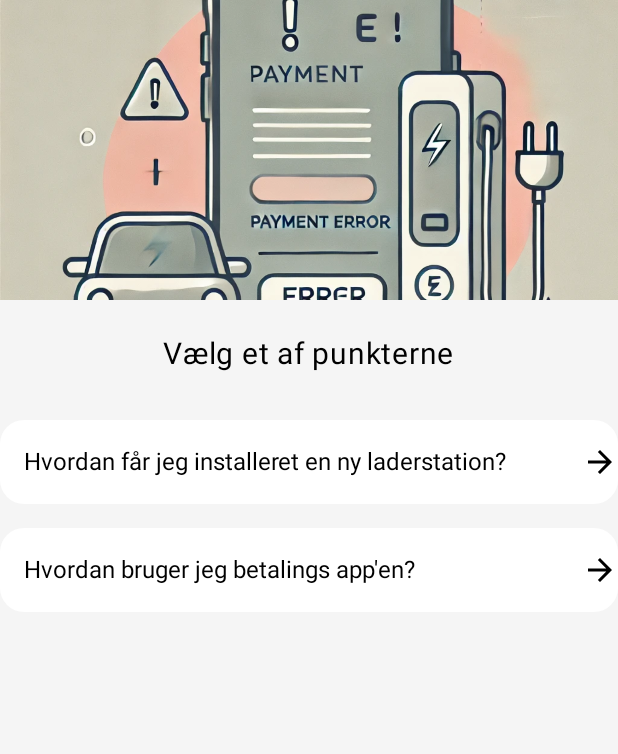
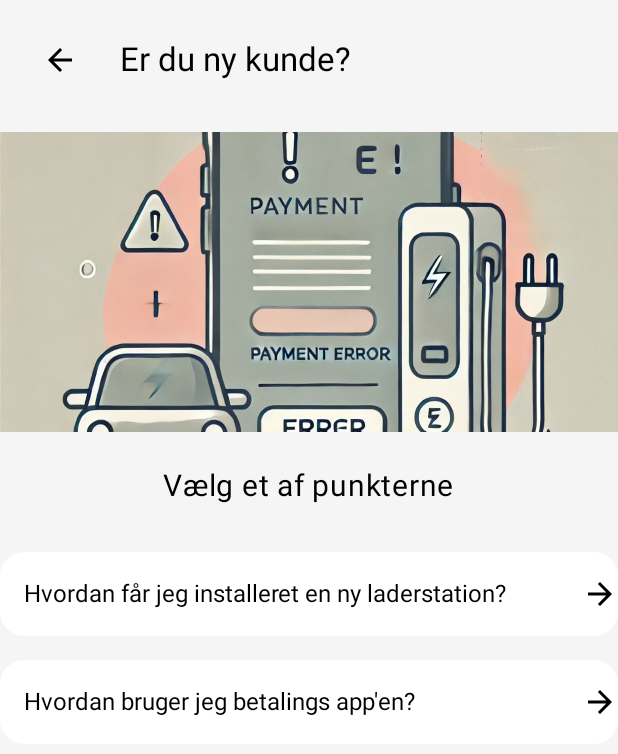
Before and after one commit to PhilipAmtrup/FLEXCHARGE-app, an Android app built with Jetpack Compose: the screen it shows after launch (MainActivity), after a tap on "Er du ny kunde?", on a phone screen of 412 x 824 dp. Shown: the top 754 px of the screen. Run offline under Robolectric (Android 15) with nearby library versions, the phone set to English and light mode, and no system bars.

Commit message:
Tilføjet en tilbage knap

```diff
--- a/app/src/main/java/com/example/flexcharge_app/models/Dilemma.kt
+++ /dev/null
@@ -1,6 +0,0 @@
-package com.example.flexcharge_app.models
-
-data class Dilemma (
-    val problemCode : Int,
-    val problem : String
-)
--- a/app/src/main/java/com/example/flexcharge_app/ui/Navigation/NavigationComponent.kt
+++ b/app/src/main/java/com/example/flexcharge_app/ui/Navigation/NavigationComponent.kt
@@ -1,15 +1,21 @@
 package com.example.flexcharge_app.Navigation
 
+import androidx.compose.foundation.layout.Column
 import androidx.compose.runtime.Composable
+import androidx.compose.ui.Modifier
+import androidx.lifecycle.viewmodel.compose.viewModel
+import androidx.navigation.NavController
 import androidx.navigation.NavHostController
 import androidx.navigation.compose.NavHost
 import androidx.navigation.compose.composable
+import androidx.navigation.compose.currentBackStackEntryAsState
+import com.example.flexcharge_app.ui.components.SimpleHeader
 import com.example.flexcharge_app.ui.problem.ProblemScreen
 import com.example.flexcharge_app.viewModel.DilemmasViewModel
 
 @Composable
 fun NavigationComponent(navController: NavHostController, viewModel: DilemmasViewModel) {
-    val startRoute = "Problem_0"
+    val startRoute = "Problem_0" // Set the route name of your starting screen
 
     NavHost(
         navController = navController,
@@ -17,6 +23,7 @@ fun NavigationComponent(navController: NavHostController, viewModel: DilemmasVie
     ) {
         viewModel.dilemmas.forEach { dilemma ->
             composable(dilemma.problemCode) {
+                // Remove SimpleHeader here, as ReusableDilemmaPage already includes it.
                 val screen = ProblemScreen(viewModel, dilemma.problemCode)
                 screen.Content(navController)
             }
--- a/app/src/main/java/com/example/flexcharge_app/ui/components/ReusableDilemmasPage.kt
+++ b/app/src/main/java/com/example/flexcharge_app/ui/components/ReusableDilemmasPage.kt
@@ -23,18 +23,30 @@ import androidx.compose.ui.unit.sp
 import androidx.navigation.NavController
 import com.example.flexcharge_app.R
 
+
 @Composable
 fun ReusableDilemmaPage(
-    title: String,
+    headerTitle: String,       // Title for the header
+    contentTitle: String,      // Title for the content within the page
     questions: List<String>,
     imageRes: Int,
-    onClicks: List<() -> Unit>
+    onClicks: List<() -> Unit>,
+    navController: NavController,
+    startRoute: String
 ) {
     Column(
         modifier = Modifier
             .fillMaxSize()
             .background(Color(0xFFF5F5F5))
     ) {
+        SimpleHeader(
+            title = headerTitle,
+            navController = navController,
+            startRoute = startRoute
+        )
+
+        Spacer(modifier = Modifier.height(16.dp))
+
         Image(
             painter = painterResource(id = imageRes),
             contentDescription = "Dilemma Image",
@@ -48,7 +60,7 @@ fun ReusableDilemmaPage(
         Spacer(modifier = Modifier.height(16.dp))
 
         Text(
-            text = title,
+            text = contentTitle,
             style = MaterialTheme.typography.bodyLarge.copy(fontSize = 20.sp),
             color = Color.Black,
             modifier = Modifier
--- /dev/null
+++ b/app/src/main/java/com/example/flexcharge_app/ui/components/SimpleHeader.kt
@@ -0,0 +1,62 @@
+package com.example.flexcharge_app.ui.components
+
+import androidx.compose.foundation.layout.Row
+import androidx.compose.foundation.layout.Spacer
+import androidx.compose.foundation.layout.fillMaxWidth
+import androidx.compose.foundation.layout.padding
+import androidx.compose.foundation.layout.width
+import androidx.compose.material.icons.Icons
+import androidx.compose.material.icons.automirrored.filled.ArrowBack
+import androidx.compose.material.icons.filled.ArrowBack
+import androidx.compose.material3.Icon
+import androidx.compose.material3.IconButton
+import androidx.compose.material3.MaterialTheme
+import androidx.compose.material3.Text
+import androidx.compose.runtime.Composable
+import androidx.compose.ui.Alignment
+import androidx.compose.ui.Modifier
+import androidx.compose.ui.graphics.Color
+import androidx.compose.ui.res.painterResource
+import androidx.compose.ui.unit.dp
+import androidx.compose.ui.unit.sp
+import androidx.navigation.NavController
+import androidx.navigation.compose.currentBackStackEntryAsState
+import com.example.flexcharge_app.R
+
+@Composable
+fun SimpleHeader(
+    title: String,
+    navController: NavController,
+    startRoute: String
+) {
+    val currentBackStackEntry = navController.currentBackStackEntryAsState()
+    val showBackButton = currentBackStackEntry.value?.destination?.route != startRoute
+
+    Row(
+        modifier = Modifier
+            .fillMaxWidth()
+            .padding(start = 16.dp, end = 16.dp, top = 16.dp, bottom = 8.dp), // Consistent padding on all sides
+        verticalAlignment = Alignment.CenterVertically // Align items vertically in the center
+    ) {
+        if (showBackButton) {
+            IconButton(onClick = { navController.popBackStack() }) {
+                Icon(
+                    imageVector = Icons.AutoMirrored.Filled.ArrowBack,
+                    contentDescription = "Back",
+                    tint = Color.Black
+                )
+            }
+        }
+
+        Spacer(modifier = Modifier.width(8.dp)) // Space between the back button and the title
+
+        Text(
+            text = title,
+            color = Color.Black,
+            style = MaterialTheme.typography.titleLarge, // Ensuring it uses consistent typography
+            modifier = Modifier
+                .weight(1f) // Take the remaining space to ensure proper alignment
+                .padding(start = if (showBackButton) 8.dp else 0.dp)
+        )
+    }
+}
--- a/app/src/main/java/com/example/flexcharge_app/ui/problem/ProblemScreen.kt
+++ b/app/src/main/java/com/example/flexcharge_app/ui/problem/ProblemScreen.kt
@@ -15,7 +15,8 @@ class ProblemScreen(private val viewModel: DilemmasViewModel, private val proble
         val dilemma = viewModel.getDilemmaByCode(problemCode)
 
         ReusableDilemmaPage(
-            title = dilemma.title,
+            headerTitle = dilemma.title,
+            contentTitle = "Vælg et af punkterne",
             questions = dilemma.questions.map { it.text },
             imageRes = dilemma.imageRes,
             onClicks = dilemma.questions.map { question ->
@@ -24,7 +25,9 @@ class ProblemScreen(private val viewModel: DilemmasViewModel, private val proble
                         navController.navigate(nextCode)
                     }
                 }
-            }
+            },
+            navController = navController, // Pass the navController
+            startRoute = "Problem_0" // Pass the start route to determine if back button should be shown
         )
     }
 }
--- a/app/src/main/java/com/example/flexcharge_app/viewModel/DilemmasViewModel.kt
+++ b/app/src/main/java/com/example/flexcharge_app/viewModel/DilemmasViewModel.kt
@@ -22,7 +22,7 @@ class DilemmasViewModel : ViewModel() {
     val dilemmas = listOf(
         Dilemma(
             problemCode = "Problem_0",
-            title = "Vælg et af punkterne",
+            title = "FLEXCHARGE App",
             questions = listOf(
                 Question("Er du ny kunde?", "Problem_1"),
                 Question("Har du problemer med din ladestation?", "Problem_2"),
@@ -34,7 +34,7 @@ class DilemmasViewModel : ViewModel() {
         ),
         Dilemma(
             problemCode = "Problem_1",
-            title = "Vælg et af punkterne",
+            title = "Er du ny kunde?",
             questions = listOf(
                 Question("Hvordan får jeg installeret en ny laderstation?", "Problem_5"),
                 Question("Hvordan bruger jeg betalings app'en?", "Problem 6")
@@ -44,7 +44,7 @@ class DilemmasViewModel : ViewModel() {
         ),
         Dilemma(
             problemCode = "Problem_2",
-            title = "Problemer med ladestation\n Vælg et af punkterne",
+            title = "Har du problemer med din ladestation?",
             questions = listOf(
                 Question("Elbilen melder fejl, hvad gør jeg?", "Problem_6"),
                 Question("Ladestationen lyser rød, hvad gør jeg?", null),
@@ -56,7 +56,7 @@ class DilemmasViewModel : ViewModel() {
         ),
         Dilemma(
             problemCode = "Problem_3",
-            title = "Problemer med din betaling\n Vælg et af punkterne",
+            title = "Har du problemer med betalingen af din opladning?",
             questions = listOf(
                 Question("Min FLEXCHARGE APP virker ikke?", null),
                 Question("Betalingen afvises?", null),
@@ -68,7 +68,7 @@ class DilemmasViewModel : ViewModel() {
         ),
         Dilemma(
             problemCode = "Problem_4",
-            title = "Andet problem",
+            title = "Har du andre problemer?",
             questions = listOf(
                 Question("", null),
                 Question("Reach out for help", null)
```
